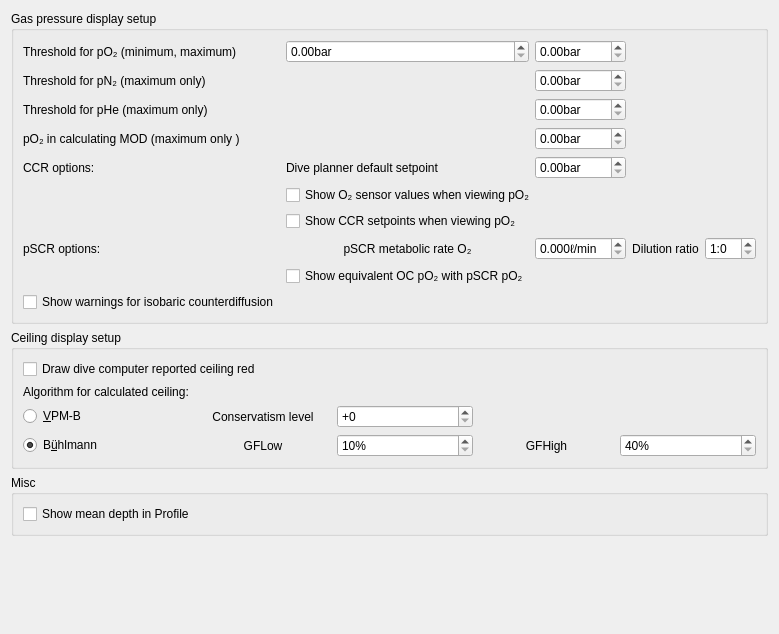
Qt form desktop-widgets/preferences/preferences_graph.ui (subsurface/subsurface) before a commit.
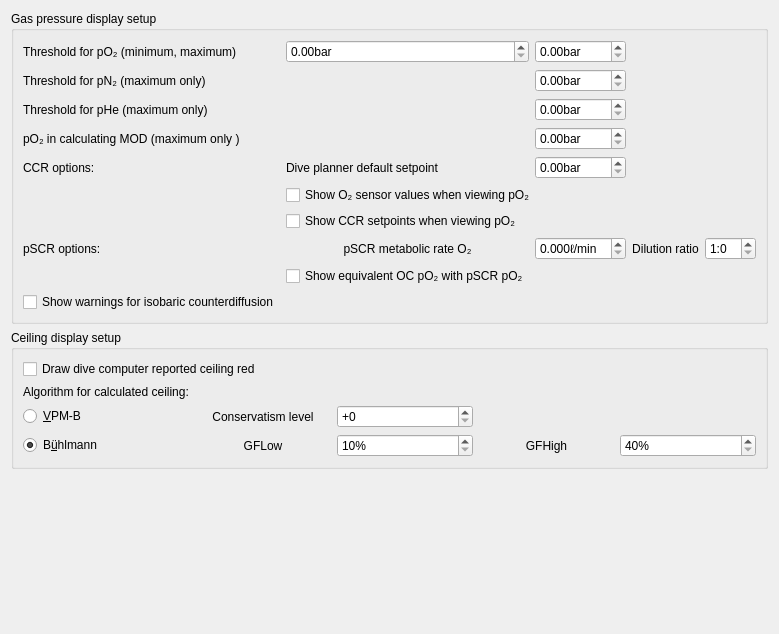
The same form after that commit.

Commit message:
Preferences UI: add dive log tab
This adds a tab for dive log - related preferences.
A suitable test programs is still required.

What changed in the file:
```diff
--- a/desktop-widgets/preferences/preferences_graph.ui
+++ b/desktop-widgets/preferences/preferences_graph.ui
@@ -348,22 +348,6 @@
      </layout>
     </widget>
    </item>
-   <item>
-    <widget class="QGroupBox" name="groupBox_6">
-     <property name="title">
-      <string>Misc</string>
-     </property>
-     <layout class="QGridLayout" name="gridLayout_2">
-      <item row="0" column="0" colspan="2">
-       <widget class="QCheckBox" name="show_average_depth">
-        <property name="text">
-         <string>Show mean depth in Profile</string>
-        </property>
-       </widget>
-      </item>
-     </layout>
-    </widget>
-   </item>
    <item>
     <spacer name="verticalSpacer">
      <property name="orientation">
```
Left out of the diff: 2 changed lines with no effect on the pictures. The commit also changes 34 other files.
